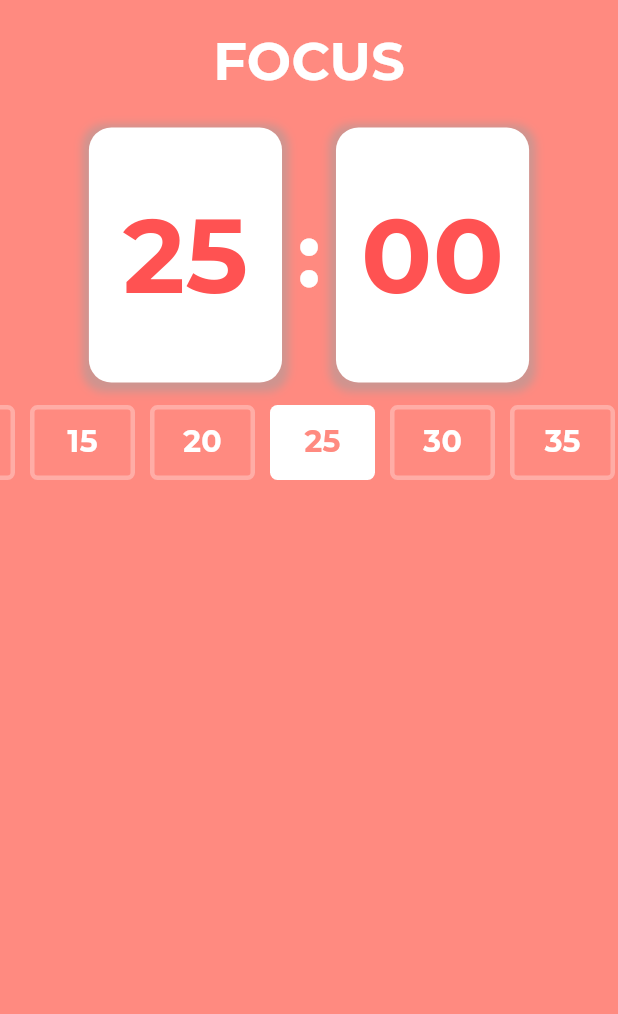
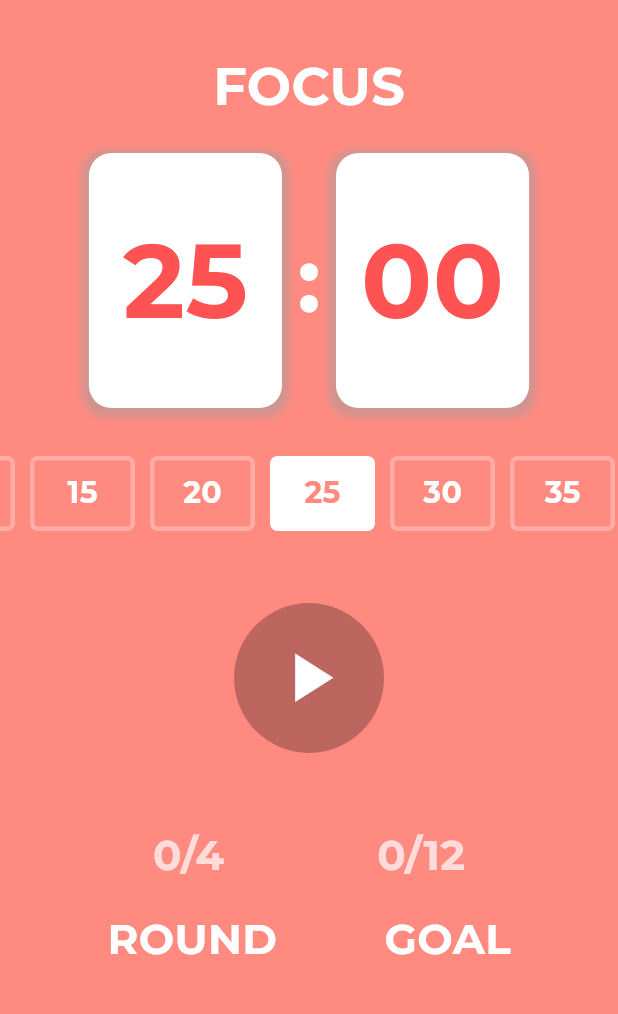
Before and after one commit to MrMDrX/TomaTick, a Flutter app: the screen it shows after launch, on a phone screen of 412 x 824 dp, the part 84-1098 px from its top. Run offline on Flutter 3.47's test engine with Material 3 defaults, Android fonts, the light colour scheme and no system bars; our stand-ins replace google_fonts.

Commit message:
Add progress widget & time controller ✨

```diff
--- a/lib/screens/home.dart
+++ b/lib/screens/home.dart
@@ -1,4 +1,6 @@
 import 'package:flutter/material.dart';
+import 'package:tomatick/widgets/progress_widget.dart';
+import 'package:tomatick/widgets/time_controller.dart';
 import 'package:tomatick/widgets/timer_card.dart';
 import 'package:tomatick/widgets/time_options.dart';
 
@@ -33,11 +35,14 @@ class Home extends StatelessWidget {
           alignment: Alignment.center,
           child: const Column(
             children: [
-              SizedBox(height: 15),
+              SizedBox(height: 32),
               TimerCard(),
-              SizedBox(height: 15),
+              SizedBox(height: 32),
               TimeOptions(),
-              SizedBox(height: 15),
+              SizedBox(height: 48),
+              TimeController(),
+              SizedBox(height: 48),
+              ProgressWidget()
             ],
           ),
         ),
--- /dev/null
+++ b/lib/widgets/progress_widget.dart
@@ -0,0 +1,57 @@
+import 'package:flutter/material.dart';
+import 'package:google_fonts/google_fonts.dart';
+
+class ProgressWidget extends StatelessWidget {
+  const ProgressWidget({super.key});
+
+  @override
+  Widget build(BuildContext context) {
+    return Column(
+      crossAxisAlignment: CrossAxisAlignment.center,
+      mainAxisAlignment: MainAxisAlignment.spaceAround,
+      children: [
+        Row(
+          crossAxisAlignment: CrossAxisAlignment.center,
+          mainAxisAlignment: MainAxisAlignment.spaceEvenly,
+          children: [
+            Text(
+              "0/4",
+              style: GoogleFonts.montserrat(
+                  fontSize: 28,
+                  color: Colors.white70,
+                  fontWeight: FontWeight.w700),
+            ),
+            Text(
+              "0/12",
+              style: GoogleFonts.montserrat(
+                  fontSize: 28,
+                  color: Colors.white70,
+                  fontWeight: FontWeight.w700),
+            ),
+          ],
+        ),
+        const SizedBox(height: 16),
+        Row(
+          crossAxisAlignment: CrossAxisAlignment.center,
+          mainAxisAlignment: MainAxisAlignment.spaceEvenly,
+          children: [
+            Text(
+              "ROUND",
+              style: GoogleFonts.montserrat(
+                  fontSize: 28,
+                  color: Colors.white,
+                  fontWeight: FontWeight.w700),
+            ),
+            Text(
+              "GOAL",
+              style: GoogleFonts.montserrat(
+                  fontSize: 28,
+                  color: Colors.white,
+                  fontWeight: FontWeight.w700),
+            ),
+          ],
+        ),
+      ],
+    );
+  }
+}
--- /dev/null
+++ b/lib/widgets/time_controller.dart
@@ -0,0 +1,27 @@
+import 'package:flutter/material.dart';
+
+class TimeController extends StatefulWidget {
+  const TimeController({super.key});
+
+  @override
+  State<TimeController> createState() => _TimeControllerState();
+}
+
+class _TimeControllerState extends State<TimeController> {
+  @override
+  Widget build(BuildContext context) {
+    return Container(
+      width: 100,
+      height: 100,
+      decoration: BoxDecoration(color: Colors.black26, shape: BoxShape.circle),
+      child: Center(
+        child: IconButton(
+          onPressed: () {},
+          icon: Icon(Icons.play_arrow),
+          color: Colors.white,
+          iconSize: 55,
+        ),
+      ),
+    );
+  }
+}
```
